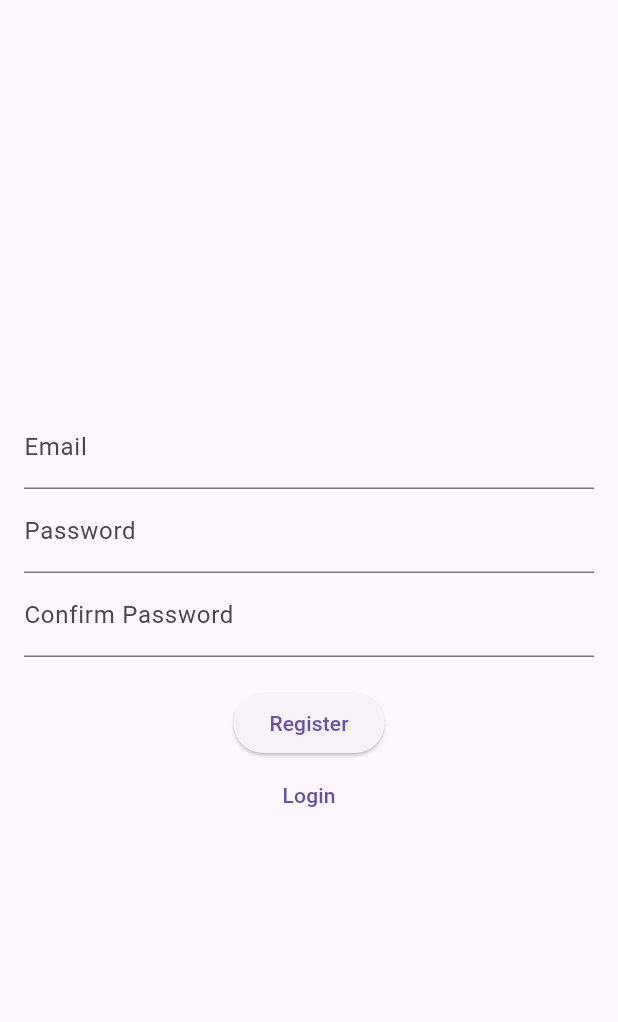
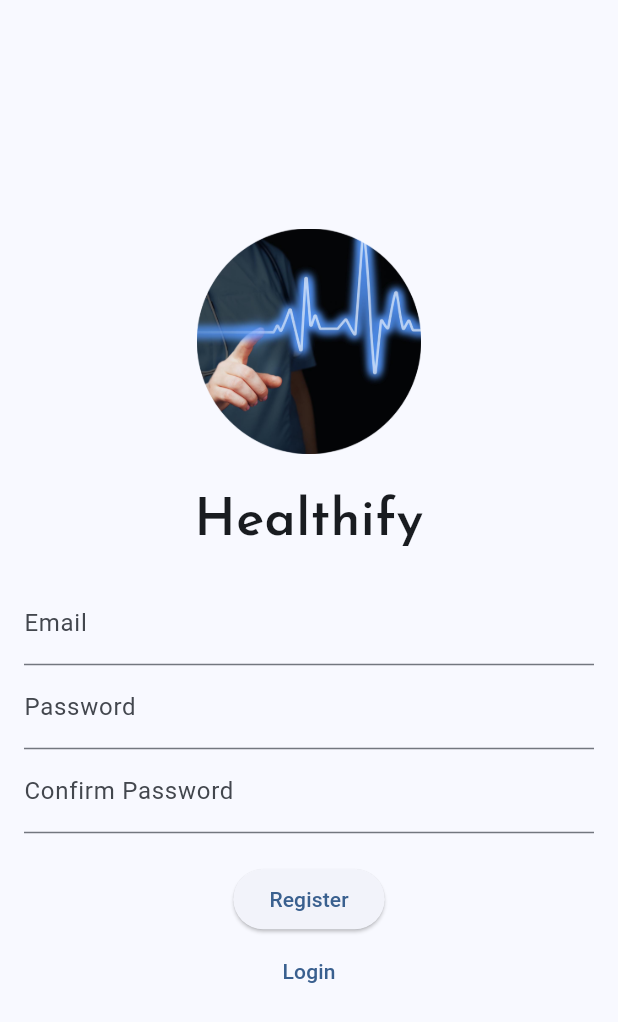
Before and after one commit to chamodlw/firebasic, a Flutter app: the screen it shows after launch, after a tap on "Create Account", on a phone screen of 412 x 824 dp. Shown: the top 1022 px of the screen. Run offline on Flutter 3.47's test engine with Material 3 defaults, Android fonts, the phone set to English and light mode, and no system bars; our stand-ins replace firebase_auth, firebase_core; accounts and stored records are empty; network calls fail.

Commit message:
add title

```diff
--- a/lib/login.dart
+++ b/lib/login.dart
@@ -25,17 +25,32 @@ class _LoginPageState extends State<LoginPage> {
 
   @override
   Widget build(BuildContext context) {
+
+  final viewInsets = MediaQuery.of(context).viewInsets.bottom;
+
     return Scaffold(
       body: Padding(
         padding: const EdgeInsets.all(16.0),
         child: Column(
           mainAxisAlignment: MainAxisAlignment.center,
           children: [
+
+            if (viewInsets == 0)
             Image.asset(
               'assets/images/health.png',
-              height: 100,
+              height: 150,
             ),
             SizedBox(height: 20),
+            const Text(
+                'Healthify',
+                style: TextStyle(
+                  fontFamily: 'JosefinSans',
+                  fontSize: 35,
+                  fontWeight: FontWeight.bold,
+                ),
+                textAlign: TextAlign.center,
+              ),
+            SizedBox(height: 15),
             TextField(
               controller: _emailController,
               decoration: InputDecoration(labelText: 'Email'),
--- a/lib/main.dart
+++ b/lib/main.dart
@@ -14,6 +14,7 @@ class MyApp extends StatelessWidget {
   Widget build(BuildContext context) {
     return MaterialApp(
       title: 'Firebase Auth',
+      debugShowCheckedModeBanner: false,
       home: StreamBuilder<User?>(
         stream: FirebaseAuth.instance.authStateChanges(),
         builder: (context, snapshot) {
@@ -25,6 +26,10 @@ class MyApp extends StatelessWidget {
             return LoginPage();
           }
         },
+      ),
+      theme: ThemeData(
+        colorScheme: ColorScheme.fromSeed(seedColor: const Color.fromRGBO(17, 142, 245, 1)),
+        useMaterial3: true,
       ),
     );
   }
--- a/lib/signup.dart
+++ b/lib/signup.dart
@@ -31,12 +31,32 @@ class _SignupPageState extends State<SignupPage> {
 
   @override
   Widget build(BuildContext context) {
+
+  final viewInsets = MediaQuery.of(context).viewInsets.bottom;
+
     return Scaffold(
+
       body: Padding(
         padding: const EdgeInsets.all(16.0),
         child: Column(
           mainAxisAlignment: MainAxisAlignment.center,
           children: [
+            if (viewInsets == 0)
+            Image.asset(
+              'assets/images/health.png',
+              height: 150,
+            ),
+            SizedBox(height: 20),
+            const Text(
+                'Healthify',
+                style: TextStyle(
+                  fontFamily: 'JosefinSans',
+                  fontSize: 35,
+                  fontWeight: FontWeight.bold,
+                ),
+                textAlign: TextAlign.center,
+              ),
+            SizedBox(height: 15),
             TextField(
               controller: _emailController,
               decoration: InputDecoration(labelText: 'Email'),
--- a/pubspec.yaml
+++ b/pubspec.yaml
@@ -57,6 +57,10 @@ dev_dependencies:
 flutter:
   assets:
     - assets/images/health.png
+  fonts:
+    - family: JosefinSans
+      fonts:
+        - asset: assets/fonts/JosefinSans-SemiBold.ttf
   # The following line ensures that the Material Icons font is
   # included with your application, so that you can use the icons in
   # the material Icons class.
```
Also changed, not shown: assets/fonts/JosefinSans-SemiBold.ttf (added).
